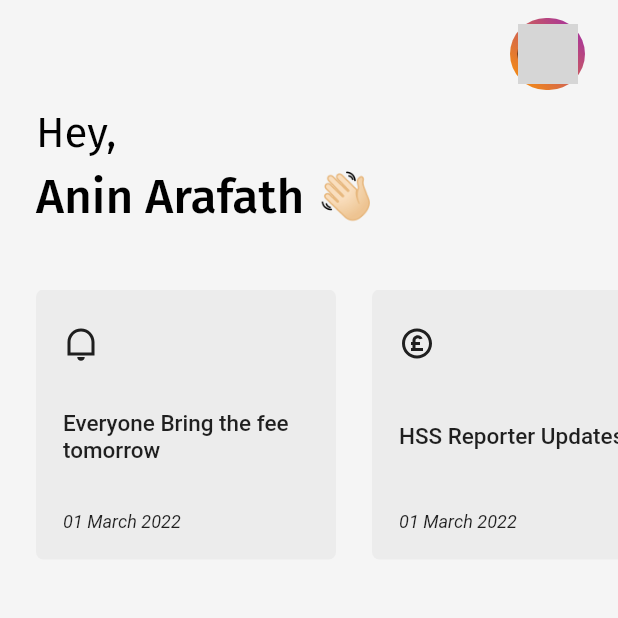
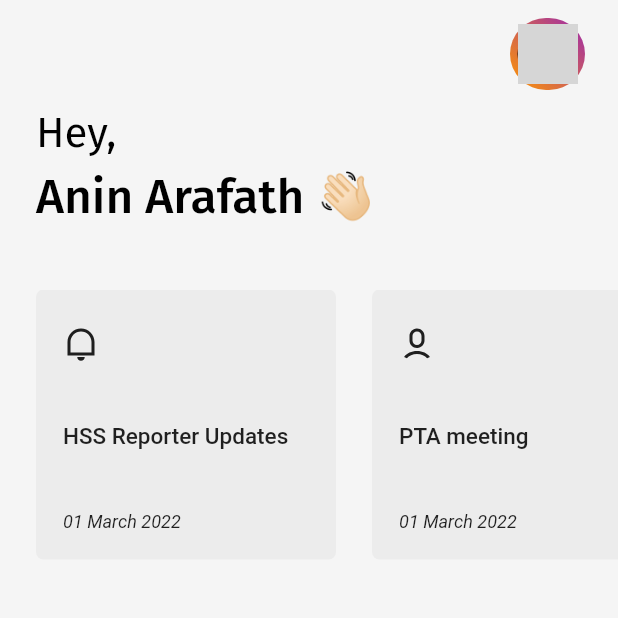
Before and after one commit to aninarafath6/arnhss, a Flutter app: the screen it shows after launch, on a phone screen of 412 x 824 dp, the top half of it. Run offline on Flutter 3.47's test engine with Material 2 defaults, Android fonts, the phone set to English and light mode, and no system bars; our stand-ins replace flutter_keyboard_visibility, flutter_otp_text_field, get, google_fonts, lottie, remixicon; network calls fail; grey boxes are pictures that could not be loaded.

Commit message:
notice dailog upgraded

```diff
--- a/arnhss-app/lib/features/home/view_models/notice_view_model.dart
+++ b/arnhss-app/lib/features/home/view_models/notice_view_model.dart
@@ -7,18 +7,8 @@ class NoticeViewModel with ChangeNotifier {
   final List<NoticeItem> noticeList = [
     NoticeItem(
       notice: NoticeModel(
-          icon: Remix.notification_line,
-          title: "Everyone Bring the fee tomorrow",
-          descritption:
-              "Everyone bring the fee tomorrow. It will be difficult to collect the fee as the program will be held on the next day.",
-          date: "01 March 2022",
-          subDescription:
-              " Examination fees for children taking the 1st Year Higher Secondary Improvement Examination are also due tomorrow (1/9/22, 2/9/22) at school. Documents to be submitted to the school 1. Application Form 2.+1 Marklist Copy fee Paper 1 N 175 + 40 A child can write maximum 3 papers"),
-    ),
-    NoticeItem(
-      notice: NoticeModel(
         date: "01 March 2022",
-        icon: Remix.money_pound_circle_line,
+        icon: Remix.notification_line,
         title: "HSS Reporter Updates",
         descritption:
             "HSS Reporter Updates\n \n🎯 Plus One Improvement Exam from 25th to 29th October.\n\n🎯A child can improv up to maximum 3 subjects.\n\n🎯 Children can pay the examination fee to the school till 05-09-2022.\n\n🎯 Students who have been given First Year Revaluation need to pay the fee for Imp Exam within three days after the revaluation result\nwww.hssreporter.com",
@@ -27,7 +17,7 @@ class NoticeViewModel with ChangeNotifier {
     NoticeItem(
       notice: NoticeModel(
         date: "01 March 2022",
-        icon: Remix.notification_line,
+        icon: Remix.user_6_line,
         title: 'PTA meeting',
         subDescription:
             "(Write the answer letter given below and submit it to the class teacher with the signature of the parents)\n\nNotice of parent meeting to be held on 01.09.2022 has been received. He knows that he will come to the meeting.\nParent's Signature:\nName:\nStudent Name:\nClass studied:",
@@ -35,5 +25,15 @@ class NoticeViewModel with ChangeNotifier {
             "Dear Parents,\nPlus one\nA meeting of the parents of Plus Two students is being held on Thursday 01.09.2022 at 2 pm in the Higher Secondary Auditorium in order to evaluate the result of the general examination and similarly to evaluate the result of the unit test and to directly assess the learning progress of the teachers' children. Your presence is requested in the said meeting.\nRegards,\nDr. C. Anas\nPrincipal\n29.08.2022.",
       ),
     ),
+    NoticeItem(
+      notice: NoticeModel(
+          icon: Remix.patreon_line,
+          title: "Everyone Bring the fee tomorrow",
+          descritption:
+              "Everyone bring the fee tomorrow. It will be difficult to collect the fee as the program will be held on the next day.",
+          date: "01 March 2022",
+          subDescription:
+              " Examination fees for children taking the 1st Year Higher Secondary Improvement Examination are also due tomorrow (1/9/22, 2/9/22) at school. Documents to be submitted to the school 1. Application Form 2.+1 Marklist Copy fee Paper 1 N 175 + 40 A child can write maximum 3 papers"),
+    ),
   ];
 }
--- a/arnhss-app/lib/features/home/widgets/notice_dailog.dart
+++ b/arnhss-app/lib/features/home/widgets/notice_dailog.dart
@@ -13,7 +13,8 @@ class NoticeDailog extends StatelessWidget {
 
   @override
   Widget build(BuildContext context) {
-    return Container(
+    return Center(
+      child: Container(
         margin: const EdgeInsets.all(25),
         padding: const EdgeInsets.all(24),
         decoration: BoxDecoration(
@@ -33,11 +34,6 @@ class NoticeDailog extends StatelessWidget {
               child: ListView(
                 children: [
                   const SizedBox(height: 30),
-                // Image.asset(
-                //   "assets/images/icons/nt-going-through-files.png",
-                //   width: 29,
-                // ),
-                // const SizedBox(height: 10),
                   Text(
                     notice.title ?? "",
                     textAlign: TextAlign.start,
@@ -64,6 +60,7 @@ class NoticeDailog extends StatelessWidget {
             )
           ],
         ),
+      ),
     );
   }
 }
```
Lines whose indentation alone changed are shown as unchanged.
